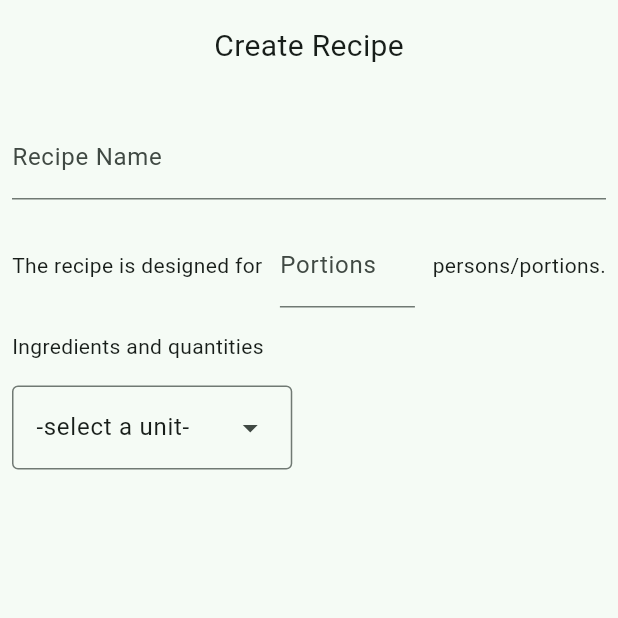
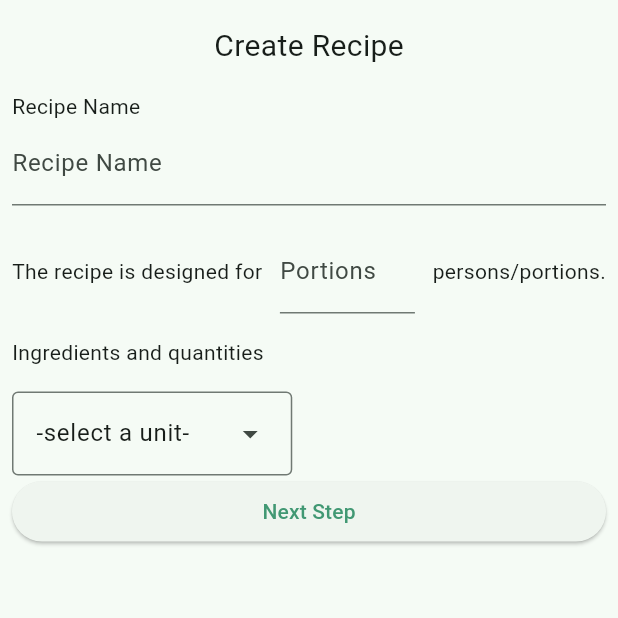
Before and after one commit to schweigerjonas/easy-recipe, a Flutter app: the CreateRecipePage screen opened directly, on a phone screen of 412 x 824 dp, the top half of it. Run offline on Flutter 3.47's test engine with Material 3 defaults, Android fonts, the phone set to English and light mode, and no system bars; our stand-ins replace firebase_auth, firebase_core, flutter_html, go_router, material_design_icons_flutter, multi_select_flutter; missing offline and left inert: firebase_ui_auth; accounts and stored records are empty; network calls fail.

Commit message:
Split create recipe into separate files

```diff
--- a/lib/create_recipe.dart
+++ b/lib/create_recipe.dart
@@ -1,20 +1,6 @@
+import 'package:easy_recipe/set_recipe_information.dart';
+import 'package:easy_recipe/set_recipe_ingredients.dart';
 import 'package:flutter/material.dart';
-
-import 'dynamic_widget.dart';
-
-enum UnitLabel {
-  select('-select a unit-'),
-  milliliter('ml'),
-  liter('l'),
-  gram('g'),
-  kilogram('kg'),
-  teaspoon('tsp'),
-  tablespoon('tbsp');
-
-  const UnitLabel(this.label);
-
-  final String label;
-}
 
 class CreateRecipePage extends StatefulWidget {
   const CreateRecipePage({super.key});
@@ -24,82 +10,16 @@ class CreateRecipePage extends StatefulWidget {
 }
 
 class _CreateRecipePageState extends State<CreateRecipePage> {
-  UnitLabel? selectedUnit;
-  final recipeNameController = TextEditingController();
-  final portionController = TextEditingController();
-
-  List<DynamicWidget> dynamicTextFields = [];
-  List<String> ingredientsData = [];
+  int currentPageIndex = 0;
+  final screens = [
+    const SetRecipeInformation(),
+    const SetRecipeIngredients(),
+  ];
 
   @override
   Widget build(BuildContext context) {
     return Scaffold(
-      body: Column(
-        children: <Widget>[
-          const Padding(
-            padding: EdgeInsets.symmetric(vertical: 16.0),
-            child: Text('Create Recipe',
-              textAlign: TextAlign.start,
-              style: TextStyle(
-                fontSize: 20.0,
-              ),
-            ),
-          ),
-          Expanded(
-            child: Padding(
-              padding: const EdgeInsets.fromLTRB(8.0, 0.0, 8.0, 16.0),
-              child: ListView(
-                shrinkWrap: true,
-                children: <Widget>[
-                  const SizedBox(height: 16.0),
-                  TextField(
-                    decoration: const InputDecoration(
-                      labelText: 'Recipe Name',
-                    ),
-                    controller: recipeNameController,
-                  ),
-                  const SizedBox(height: 16.0),
-                  Row(
-                    children: <Widget>[
-                      const Text('The recipe is designed for '),
-                      Expanded(
-                        child: Padding(
-                          padding: const EdgeInsets.symmetric(horizontal: 8.0),
-                          child: TextField(
-                            decoration: const InputDecoration(
-                              labelText: 'Portions',
-                            ),
-                            controller: portionController,
-                          ),
-                        ),
-                      ),
-                      const Text(' persons/portions.'),
-                    ],
-                  ),
-                  const SizedBox(height: 16.0),
-                  const Text('Ingredients and quantities'),
-                  const SizedBox(height: 16.0),
-                  DropdownMenu<UnitLabel>(
-                    initialSelection: UnitLabel.select,
-                    onSelected: (UnitLabel? unit) {
-                      setState(() {
-                        selectedUnit = unit;
-                      });
-                    },
-                    dropdownMenuEntries: UnitLabel.values
-                        .map<DropdownMenuEntry<UnitLabel>>((UnitLabel unit) {
-                      return DropdownMenuEntry<UnitLabel>(
-                        value: unit,
-                        label: unit.label,
-                      );
-                    }).toList(),
-                  ),
-                ],
-              ),
-            ),
-          ),
-        ],
-      ),
+      body: screens[currentPageIndex],
     );
   }
 }
--- /dev/null
+++ b/lib/set_recipe_information.dart
@@ -0,0 +1,111 @@
+import 'package:flutter/material.dart';
+
+import 'dynamic_widget.dart';
+
+enum UnitLabel {
+  select('-select a unit-'),
+  milliliter('ml'),
+  liter('l'),
+  gram('g'),
+  kilogram('kg'),
+  teaspoon('tsp'),
+  tablespoon('tbsp');
+
+  const UnitLabel(this.label);
+
+  final String label;
+}
+
+class SetRecipeInformation extends StatefulWidget {
+  const SetRecipeInformation({super.key});
+
+  @override
+  State<SetRecipeInformation> createState() => _SetRecipeInformationState();
+}
+
+class _SetRecipeInformationState extends State<SetRecipeInformation> {
+  UnitLabel? selectedUnit;
+  final recipeNameController = TextEditingController();
+  final portionController = TextEditingController();
+
+  List<DynamicWidget> dynamicTextFields = [];
+  List<String> ingredientsData = [];
+
+  @override
+  Widget build(BuildContext context) {
+    return Scaffold(
+      body: Column(
+        children: <Widget>[
+          const Padding(
+            padding: EdgeInsets.symmetric(vertical: 16.0),
+            child: Text('Create Recipe',
+              textAlign: TextAlign.start,
+              style: TextStyle(
+                fontSize: 20.0,
+              ),
+            ),
+          ),
+          Expanded(
+            child: Padding(
+              padding: const EdgeInsets.fromLTRB(8.0, 0.0, 8.0, 16.0),
+              child: ListView(
+                shrinkWrap: true,
+                children: <Widget>[
+                  const Text('Recipe Name'),
+                  TextField(
+                    decoration: const InputDecoration(
+                      labelText: 'Recipe Name',
+                    ),
+                    controller: recipeNameController,
+                  ),
+                  const SizedBox(height: 16.0),
+                  Row(
+                    children: <Widget>[
+                      const Text('The recipe is designed for '),
+                      Expanded(
+                        child: Padding(
+                          padding: const EdgeInsets.symmetric(horizontal: 8.0),
+                          child: TextField(
+                            decoration: const InputDecoration(
+                              labelText: 'Portions',
+                            ),
+                            controller: portionController,
+                          ),
+                        ),
+                      ),
+                      const Text(' persons/portions.'),
+                    ],
+                  ),
+                  const SizedBox(height: 16.0),
+                  const Text('Ingredients and quantities'),
+                  const SizedBox(height: 16.0),
+                  DropdownMenu<UnitLabel>(
+                    initialSelection: UnitLabel.select,
+                    onSelected: (UnitLabel? unit) {
+                      setState(() {
+                        selectedUnit = unit;
+                      });
+                    },
+                    dropdownMenuEntries: UnitLabel.values
+                        .map<DropdownMenuEntry<UnitLabel>>((UnitLabel unit) {
+                      return DropdownMenuEntry<UnitLabel>(
+                        value: unit,
+                        label: unit.label,
+                      );
+                    }).toList(),
+                  ),
+                  ElevatedButton(
+                    onPressed: () {
+
+                    },
+                    child: const Text('Next Step'),
+                  )
+                ],
+              ),
+            ),
+          ),
+        ],
+      ),
+    );
+  }
+}
--- /dev/null
+++ b/lib/set_recipe_ingredients.dart
@@ -0,0 +1,19 @@
+import 'package:flutter/material.dart';
+
+class SetRecipeIngredients extends StatefulWidget {
+  const SetRecipeIngredients({super.key});
+
+  @override
+  State<SetRecipeIngredients> createState() => _SetRecipeIngredientsState();
+}
+
+class _SetRecipeIngredientsState extends State<SetRecipeIngredients> {
+  @override
+  Widget build(BuildContext context) {
+    return const Scaffold(
+        body: Center(
+            child: Text('Test'),
+        )
+    );
+  }
+}
```
